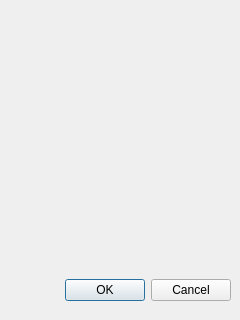
Above: newjuego.ui from FelixRNV/Juego_OCA before the change. Below: the same form after it.
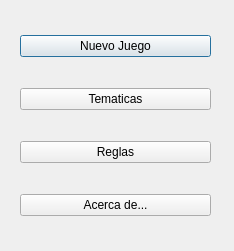
That is the form after the change.

```diff
--- a/newjuego.ui
+++ b/newjuego.ui
@@ -5,28 +5,52 @@
    <rect>
     <x>0</x>
     <y>0</y>
-    <width>240</width>
-    <height>320</height>
+    <width>234</width>
+    <height>251</height>
    </rect>
   </property>
   <property name="windowTitle">
    <string>Dialog</string>
   </property>
-  <widget class="QDialogButtonBox" name="buttonBox">
+  <widget class="QWidget" name="">
    <property name="geometry">
     <rect>
-     <x>10</x>
-     <y>270</y>
-     <width>221</width>
-     <height>41</height>
+     <x>20</x>
+     <y>10</y>
+     <width>191</width>
+     <height>231</height>
     </rect>
    </property>
-   <property name="orientation">
-    <enum>Qt::Horizontal</enum>
-   </property>
-   <property name="standardButtons">
-    <set>QDialogButtonBox::Cancel|QDialogButtonBox::Ok</set>
-   </property>
+   <layout class="QVBoxLayout" name="verticalLayout">
+    <item>
+     <widget class="QPushButton" name="btn_NuevoJuego">
+      <property name="text">
+       <string>Nuevo Juego</string>
+      </property>
+     </widget>
+    </item>
+    <item>
+     <widget class="QPushButton" name="btn_Tematicas">
+      <property name="text">
+       <string>Tematicas</string>
+      </property>
+     </widget>
+    </item>
+    <item>
+     <widget class="QPushButton" name="btn_Reglas">
+      <property name="text">
+       <string>Reglas</string>
+      </property>
+     </widget>
+    </item>
+    <item>
+     <widget class="QPushButton" name="btn_AcercaDe">
+      <property name="text">
+       <string>Acerca de...</string>
+      </property>
+     </widget>
+    </item>
+   </layout>
   </widget>
  </widget>
  <resources/>
```
Left out of the diff: 36 changed lines with no effect on the pictures.
